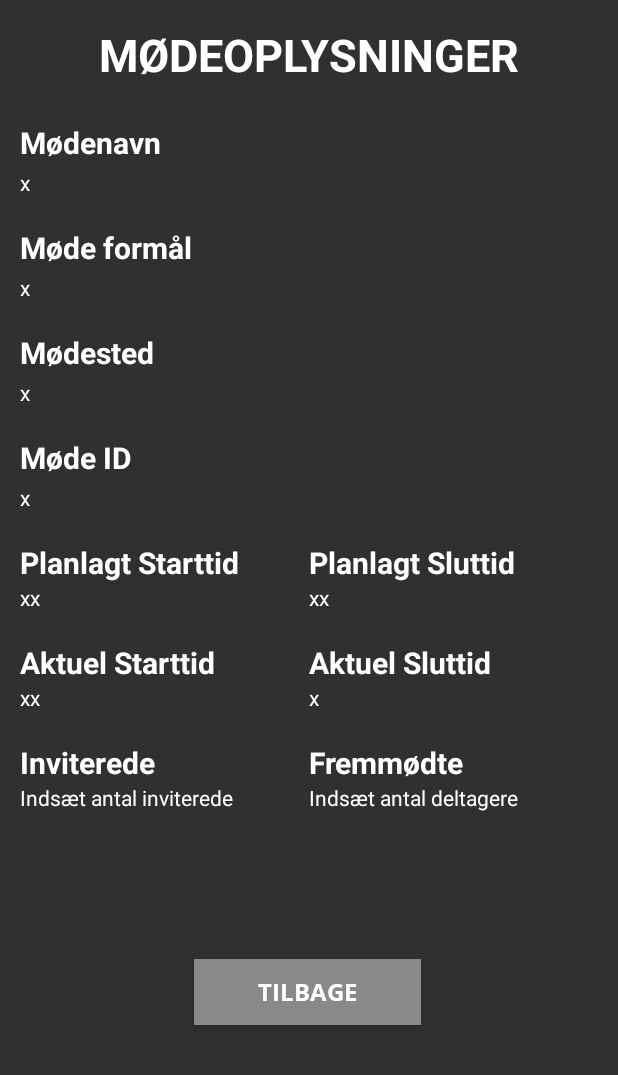
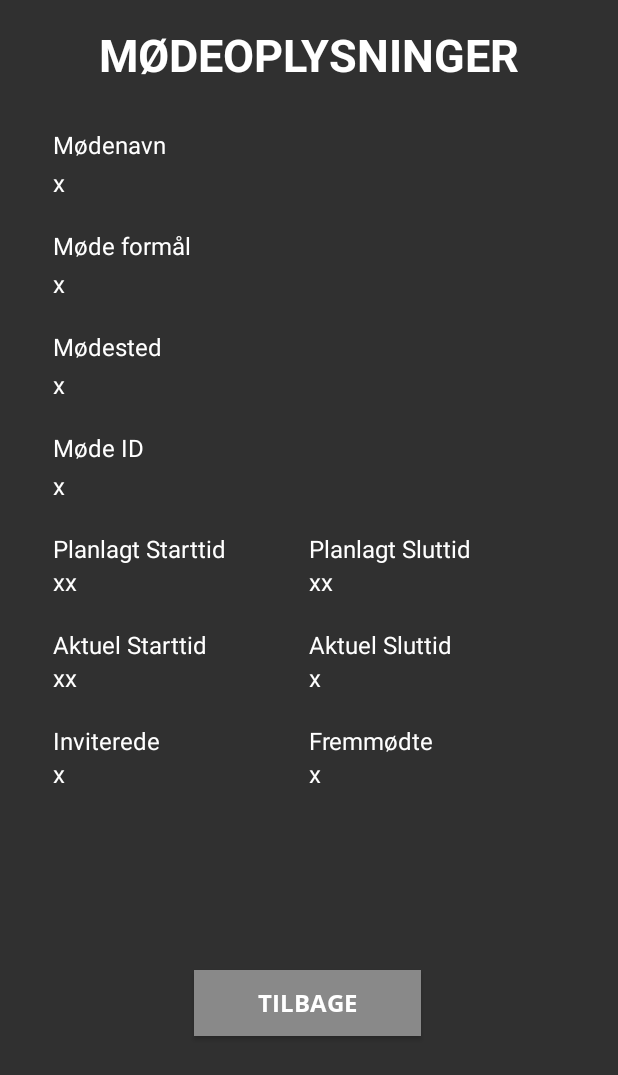
Before and after one commit to alkj/Feedback, an Android app: the Afholdt_MoedeInformationer_akt screen opened directly, with no data from a screen before it, on a phone screen of 412 x 824 dp. Shown: the top 1075 px of the screen. Run offline under Robolectric (Android 15) with nearby library versions, the phone set to English and light mode, and no system bars.

Commit message:
Finpudsning lidt hist og pist

```diff
--- a/app/src/main/java/com/example/admin/feedback_app/aktiviteter/Afholdt_MoedeInformationer_akt.java
+++ b/app/src/main/java/com/example/admin/feedback_app/aktiviteter/Afholdt_MoedeInformationer_akt.java
@@ -1,6 +1,5 @@
 package com.example.admin.feedback_app.aktiviteter;
 
-import android.content.Intent;
 import android.os.Bundle;
 import android.support.v7.app.AppCompatActivity;
 import android.view.View;
@@ -58,8 +57,7 @@ public class Afholdt_MoedeInformationer_akt extends AppCompatActivity implements
     @Override
     public void onClick(View view) {
         if (view == tilbage) {
-            Intent i = new Intent(this, AfholdtMeode_akt.class);
-            startActivity(i);
+            finish();
         }
     }
 
--- a/app/src/main/java/com/example/admin/feedback_app/aktiviteter/Kommentarer_akt.java
+++ b/app/src/main/java/com/example/admin/feedback_app/aktiviteter/Kommentarer_akt.java
@@ -48,4 +48,10 @@ public class Kommentarer_akt extends AppCompatActivity {
 
         return map;
     }
+
+    @Override
+    public void onBackPressed() {
+        super.onBackPressed();
+        finish();
+    }
 }
--- a/app/src/main/res/layout/activity_afholdt__moede_informationer_akt.xml
+++ b/app/src/main/res/layout/activity_afholdt__moede_informationer_akt.xml
@@ -15,7 +15,7 @@
         android:layout_marginStart="8dp"
         android:layout_marginTop="8dp"
         android:layout_marginEnd="8dp"
-        android:layout_marginBottom="60dp"
+        android:layout_marginBottom="30dp"
         android:autofillHints="DBDBDB"
         android:background="@color/colorLysegrå"
         android:fontFamily="@font/open_sans_bold"
@@ -34,9 +34,9 @@
         style="@android:style/Widget.Material.ScrollView"
         android:layout_width="match_parent"
         android:layout_height="wrap_content"
-        android:layout_marginStart="8dp"
-        android:layout_marginTop="16dp"
-        android:layout_marginEnd="8dp"
+        android:layout_marginStart="30dp"
+        android:layout_marginTop="20dp"
+        android:layout_marginEnd="30dp"
         android:layout_marginBottom="8dp"
         android:clipToPadding="true"
         android:fadeScrollbars="false"
@@ -47,7 +47,6 @@
         android:scrollbarSize="8dp"
         app:layout_constraintBottom_toTopOf="@+id/ikkeAfholdtStart_knap"
         app:layout_constraintEnd_toEndOf="parent"
-        app:layout_constraintHorizontal_bias="0.481"
         app:layout_constraintStart_toStartOf="parent"
         app:layout_constraintTop_toBottomOf="@+id/tv1010n">
 
@@ -64,8 +63,7 @@
                 android:layout_height="wrap_content"
                 android:text="Mødenavn"
                 android:textColor="@color/colorHvid"
-                android:textSize="20sp"
-                android:textStyle="bold"
+                android:textSize="16sp"
                 tools:layout_editor_absoluteX="216dp"
                 tools:layout_editor_absoluteY="306dp" />
 
@@ -76,7 +74,8 @@
                 android:paddingTop="3dp"
                 android:paddingBottom="20dp"
                 android:text="x"
-                android:textColor="@color/colorHvid" />
+                android:textColor="@color/colorHvid"
+                android:textSize="16sp" />
 
             <TextView
                 android:id="@+id/tv000"
@@ -84,8 +83,7 @@
                 android:layout_height="wrap_content"
                 android:text="Møde formål"
                 android:textColor="@color/colorHvid"
-                android:textSize="20sp"
-                android:textStyle="bold"
+                android:textSize="16sp"
                 tools:layout_editor_absoluteX="83dp"
                 tools:layout_editor_absoluteY="198dp" />
 
@@ -96,7 +94,8 @@
                 android:paddingTop="3dp"
                 android:paddingBottom="20dp"
                 android:text="x"
-                android:textColor="@color/colorHvid" />
+                android:textColor="@color/colorHvid"
+                android:textSize="16sp" />
 
             <TextView
                 android:id="@+id/tv0000"
@@ -104,8 +103,7 @@
                 android:layout_height="wrap_content"
                 android:text="Mødested"
                 android:textColor="@color/colorHvid"
-                android:textSize="20sp"
-                android:textStyle="bold"
+                android:textSize="16sp"
                 tools:layout_editor_absoluteX="83dp"
                 tools:layout_editor_absoluteY="198dp" />
 
@@ -116,7 +114,8 @@
                 android:paddingTop="3dp"
                 android:paddingBottom="20dp"
                 android:text="x"
-                android:textColor="@color/colorHvid" />
+                android:textColor="@color/colorHvid"
+                android:textSize="16sp" />
 
             <TextView
                 android:id="@+id/tv00030"
@@ -124,8 +123,7 @@
                 android:layout_height="wrap_content"
                 android:text="Møde ID"
                 android:textColor="@color/colorHvid"
-                android:textSize="20sp"
-                android:textStyle="bold"
+                android:textSize="16sp"
                 tools:layout_editor_absoluteX="83dp"
                 tools:layout_editor_absoluteY="198dp" />
 
@@ -136,7 +134,8 @@
                 android:paddingTop="3dp"
                 android:paddingBottom="20dp"
                 android:text="x"
-                android:textColor="@color/colorHvid" />
+                android:textColor="@color/colorHvid"
+                android:textSize="16sp" />
 
             <LinearLayout
                 android:layout_width="match_parent"
@@ -151,8 +150,7 @@
                     android:gravity="left"
                     android:text="Planlagt Starttid"
                     android:textColor="@color/colorHvid"
-                    android:textSize="20sp"
-                    android:textStyle="bold" />
+                    android:textSize="16sp" />
 
                 <TextView
                     android:id="@+id/tv000000"
@@ -162,8 +160,7 @@
                     android:gravity="left"
                     android:text="Planlagt Sluttid"
                     android:textColor="@color/colorHvid"
-                    android:textSize="20sp"
-                    android:textStyle="bold" />
+                    android:textSize="16sp" />
 
             </LinearLayout>
 
@@ -180,7 +177,8 @@
                     android:layout_weight="1"
                     android:gravity="left"
                     android:text="xx"
-                    android:textColor="@color/colorHvid" />
+                    android:textColor="@color/colorHvid"
+                    android:textSize="16sp" />
 
 
                 <TextView
@@ -190,7 +188,8 @@
                     android:layout_weight="1"
                     android:gravity="left"
                     android:text="xx"
-                    android:textColor="@color/colorHvid" />
+                    android:textColor="@color/colorHvid"
+                    android:textSize="16sp" />
 
             </LinearLayout>
 
@@ -207,8 +206,7 @@
                     android:gravity="left"
                     android:text="Aktuel Starttid"
                     android:textColor="@color/colorHvid"
-                    android:textSize="20sp"
-                    android:textStyle="bold" />
+                    android:textSize="16sp" />
 
                 <TextView
                     android:id="@+id/tv00001200"
@@ -218,8 +216,7 @@
                     android:gravity="left"
                     android:text="Aktuel Sluttid"
                     android:textColor="@color/colorHvid"
-                    android:textSize="20sp"
-                    android:textStyle="bold" />
+                    android:textSize="16sp" />
 
             </LinearLayout>
 
@@ -236,7 +233,8 @@
                     android:layout_weight="1"
                     android:gravity="left"
                     android:text="xx"
-                    android:textColor="@color/colorHvid" />
+                    android:textColor="@color/colorHvid"
+                    android:textSize="16sp" />
 
 
                 <TextView
@@ -246,7 +244,8 @@
                     android:layout_weight="1"
                     android:gravity="left"
                     android:text="x"
-                    android:textColor="@color/colorHvid" />
+                    android:textColor="@color/colorHvid"
+                    android:textSize="16sp" />
 
             </LinearLayout>
 
@@ -263,8 +262,7 @@
                     android:gravity="left"
                     android:text="Inviterede"
                     android:textColor="@color/colorHvid"
-                    android:textSize="20sp"
-                    android:textStyle="bold" />
+                    android:textSize="16sp" />
 
                 <TextView
                     android:id="@+id/tv0000000"
@@ -274,8 +272,7 @@
                     android:gravity="left"
                     android:text="Fremmødte"
                     android:textColor="@color/colorHvid"
-                    android:textSize="20sp"
-                    android:textStyle="bold" />
+                    android:textSize="16sp" />
 
             </LinearLayout>
 
@@ -290,8 +287,9 @@
                     android:layout_height="wrap_content"
                     android:layout_weight="1"
                     android:gravity="left"
-                    android:text="Indsæt antal inviterede"
-                    android:textColor="@color/colorHvid" />
+                    android:text="x"
+                    android:textColor="@color/colorHvid"
+                    android:textSize="16sp" />
 
                 <TextView
                     android:id="@+id/tvMødeInfoFremmødte"
@@ -299,8 +297,9 @@
                     android:layout_height="wrap_content"
                     android:layout_weight="1"
                     android:gravity="left"
-                    android:text="Indsæt antal deltagere"
-                    android:textColor="@color/colorHvid" />
+                    android:text="x"
+                    android:textColor="@color/colorHvid"
+                    android:textSize="16sp" />
 
             </LinearLayout>
 
--- a/app/src/main/res/layout/activity_ikke_afholdt_moede_akt.xml
+++ b/app/src/main/res/layout/activity_ikke_afholdt_moede_akt.xml
@@ -328,5 +328,4 @@
         android:layout_width="match_parent"
         android:layout_height="match_parent"/>
 
-
 </android.support.constraint.ConstraintLayout>
--- a/app/src/main/res/layout/activity_kommentarer.xml
+++ b/app/src/main/res/layout/activity_kommentarer.xml
@@ -15,6 +15,7 @@
         android:layout_marginTop="32dp"
         android:layout_marginEnd="32dp"
         android:text="@string/Kommentarer"
+        android:textAllCaps="true"
         android:textColor="@color/colorHvid"
         android:textSize="30sp"
         android:textStyle="bold"
--- a/app/src/main/res/layout/fragment_moede_startet_frg.xml
+++ b/app/src/main/res/layout/fragment_moede_startet_frg.xml
@@ -268,7 +268,7 @@
                 android:layout_height="wrap_content"
                 android:layout_weight="1"
                 android:gravity="left"
-                android:text="x"
+                android:text=""
                 android:textColor="@color/colorHvid"
                 android:textSize="16sp"
                 android:textStyle="bold" />
@@ -280,7 +280,7 @@
                 android:layout_height="wrap_content"
                 android:layout_weight="1"
                 android:gravity="left"
-                android:text="xx:xx"
+                android:text=""
                 android:textColor="@color/colorHvid"
                 android:textSize="16sp"
                 android:textStyle="bold" />
```
Also changed, not shown: app/src/main/java/com/example/admin/feedback_app/aktiviteter/AfholdtOverordnet_akt.java (+15 -7 lines), app/src/main/java/com/example/admin/feedback_app/fragmenter/MoedeStartet_frg.java (+11 -8 lines), app/src/main/res/layout/activity_afholdt_overordnet_akt.xml (+6 -5 lines).
